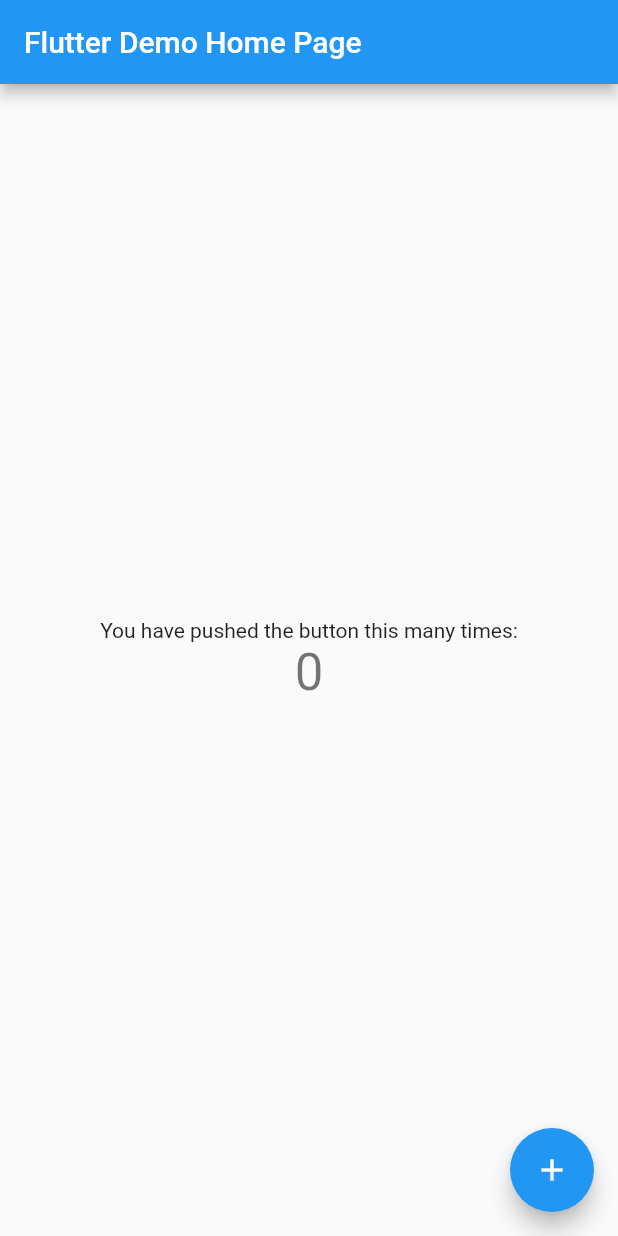
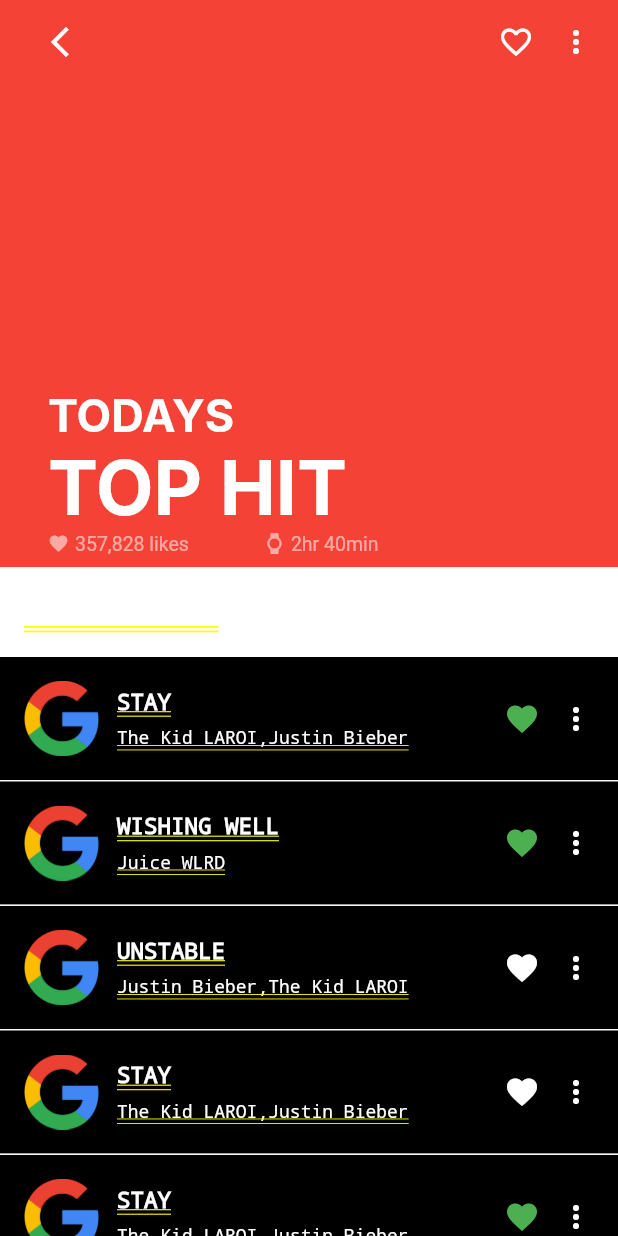
Before and after one commit to Faiz-rhm/Flutter-Spotify, a Flutter app: the screen it shows after launch, on a phone screen of 412 x 824 dp. Run offline on Flutter 3.47's test engine with Material 2 defaults, Android fonts, the phone set to English and light mode, and no system bars; Roboto replaces fonts that are missing (Inter).

Commit message:
add first screen

```diff
--- a/lib/main.dart
+++ b/lib/main.dart
@@ -1,4 +1,5 @@
 import 'package:flutter/material.dart';
+import 'package:spotify/view/home_page.dart';
 
 void main() {
   runApp(const MyApp());
@@ -11,105 +12,12 @@
   @override
   Widget build(BuildContext context) {
     return MaterialApp(
-      title: 'Flutter Demo',
+      debugShowCheckedModeBanner: false,
+      title: 'Spotify',
       theme: ThemeData(
-        // This is the theme of your application.
-        //
-        // Try running your application with "flutter run". You'll see the
-        // application has a blue toolbar. Then, without quitting the app, try
-        // changing the primarySwatch below to Colors.green and then invoke
-        // "hot reload" (press "r" in the console where you ran "flutter run",
-        // or simply save your changes to "hot reload" in a Flutter IDE).
-        // Notice that the counter didn't reset back to zero; the application
-        // is not restarted.
         primarySwatch: Colors.blue,
       ),
-      home: const MyHomePage(title: 'Flutter Demo Home Page'),
+      home: const HomePage(),
     );
   }
 }
-
-class MyHomePage extends StatefulWidget {
-  const MyHomePage({super.key, required this.title});
-
-  // This widget is the home page of your application. It is stateful, meaning
-  // that it has a State object (defined below) that contains fields that affect
-  // how it looks.
-
-  // This class is the configuration for the state. It holds the values (in this
-  // case the title) provided by the parent (in this case the App widget) and
-  // used by the build method of the State. Fields in a Widget subclass are
-  // always marked "final".
-
-  final String title;
-
-  @override
-  State<MyHomePage> createState() => _MyHomePageState();
-}
-
-class _MyHomePageState extends State<MyHomePage> {
-  int _counter = 0;
-
-  void _incrementCounter() {
-    setState(() {
-      // This call to setState tells the Flutter framework that something has
-      // changed in this State, which causes it to rerun the build method below
-      // so that the display can reflect the updated values. If we changed
-      // _counter without calling setState(), then the build method would not be
-      // called again, and so nothing would appear to happen.
-      _counter++;
-    });
-  }
-
-  @override
-  Widget build(BuildContext context) {
-    // This method is rerun every time setState is called, for instance as done
-    // by the _incrementCounter method above.
-    //
-    // The Flutter framework has been optimized to make rerunning build methods
-    // fast, so that you can just rebuild anything that needs updating rather
-    // than having to individually change instances of widgets.
-    return Scaffold(
-      appBar: AppBar(
-        // Here we take the value from the MyHomePage object that was created by
-        // the App.build method, and use it to set our appbar title.
-        title: Text(widget.title),
-      ),
-      body: Center(
-        // Center is a layout widget. It takes a single child and positions it
-        // in the middle of the parent.
-        child: Column(
-          // Column is also a layout widget. It takes a list of children and
-          // arranges them vertically. By default, it sizes itself to fit its
-          // children horizontally, and tries to be as tall as its parent.
-          //
-          // Invoke "debug painting" (press "p" in the console, choose the
-          // "Toggle Debug Paint" action from the Flutter Inspector in Android
-          // Studio, or the "Toggle Debug Paint" command in Visual Studio Code)
-          // to see the wireframe for each widget.
-          //
-          // Column has various properties to control how it sizes itself and
-          // how it positions its children. Here we use mainAxisAlignment to
-          // center the children vertically; the main axis here is the vertical
-          // axis because Columns are vertical (the cross axis would be
-          // horizontal).
-          mainAxisAlignment: MainAxisAlignment.center,
-          children: <Widget>[
-            const Text(
-              'You have pushed the button this many times:',
-            ),
-            Text(
-              '$_counter',
-              style: Theme.of(context).textTheme.headline4,
-            ),
-          ],
-        ),
-      ),
-      floatingActionButton: FloatingActionButton(
-        onPressed: _incrementCounter,
-        tooltip: 'Increment',
-        child: const Icon(Icons.add),
-      ), // This trailing comma makes auto-formatting nicer for build methods.
-    );
-  }
-}
--- /dev/null
+++ b/lib/view/home_page.dart
@@ -0,0 +1,187 @@
+import 'package:flutter/material.dart';
+
+class HomePage extends StatefulWidget {
+  const HomePage({super.key});
+
+  @override
+  State<HomePage> createState() => _HomePageState();
+}
+
+class _HomePageState extends State<HomePage> {
+
+  final List<Map<String, dynamic>> _list = [
+    {
+      'image': 'assets/images/google.png',
+      'title': 'stay',
+      'description': 'The Kid LAROI,Justin Bieber',
+      'favorite': true,
+    },
+    {
+      'image': 'assets/images/google.png',
+      'title': 'Wishing Well',
+      'description': 'Juice WLRD',
+      'favorite': true,
+    },
+    {
+      'image': 'assets/images/google.png',
+      'title': 'Unstable',
+      'description': 'Justin Bieber,The Kid LAROI',
+      'favorite': false,
+    },
+    {
+      'image': 'assets/images/google.png',
+      'title': 'stay',
+      'description': 'The Kid LAROI,Justin Bieber',
+      'favorite': false,
+    },
+    {
+      'image': 'assets/images/google.png',
+      'title': 'stay',
+      'description': 'The Kid LAROI,Justin Bieber',
+      'favorite': true,
+    },
+    {
+      'image': 'assets/images/google.png',
+      'title': 'Wishing Well',
+      'description': 'Juice WLRD',
+      'favorite': true,
+    },
+    {
+      'image': 'assets/images/google.png',
+      'title': 'Unstable',
+      'description': 'Justin Bieber,The Kid LAROI',
+      'favorite': false,
+    },
+    {
+      'image': 'assets/images/google.png',
+      'title': 'stay',
+      'description': 'The Kid LAROI,Justin Bieber',
+      'favorite': false,
+    },
+  ];
+
+  @override
+  Widget build(BuildContext context) {
+    return CustomScrollView(
+      slivers: [
+        SliverAppBar(
+          surfaceTintColor: Colors.black,
+          expandedHeight: 378,
+          elevation: 1,
+          pinned: true,
+          titleSpacing: 16,
+          centerTitle: false,
+          title: Padding(
+            padding: const EdgeInsets.symmetric(vertical: 16),
+            child: IconButton(
+              onPressed: () {},
+              icon: const Icon(Icons.arrow_back_ios_new, color: Colors.white,),
+            ),
+          ),
+          actions: const [
+            Icon(
+              Icons.favorite_outline,
+              color: Colors.white,
+            ),
+            SizedBox(width: 16,),
+            Icon(
+              Icons.more_vert,
+              color: Colors.white,
+            ),
+            SizedBox(width: 16),
+          ],
+          flexibleSpace: FlexibleSpaceBar(
+            collapseMode: CollapseMode.pin,
+            background: Container(
+              alignment: Alignment.topLeft,
+              color: Colors.red,
+              padding: const EdgeInsets.symmetric(vertical: 8, horizontal: 32),
+              child: Column(
+                mainAxisAlignment: MainAxisAlignment.end,
+                crossAxisAlignment: CrossAxisAlignment.start,
+                children: [
+                  Text('Todays'.toUpperCase(), style: const TextStyle(color: Colors.white, fontSize: 30, fontWeight: FontWeight.w700, fontStyle: FontStyle.normal, fontFamily: 'Inter')),
+                  Text('Top Hit'.toUpperCase(), style: const TextStyle(color: Colors.white, fontSize: 50, fontWeight: FontWeight.w700, fontStyle: FontStyle.normal, fontFamily: 'Inter')),
+                  Row(
+                    children: const [
+                      Icon(Icons.favorite, color: Colors.white54, size: 14,),
+                      SizedBox(width: 4,),
+                      Text('357,828 likes', style: TextStyle(color: Colors.white54, fontSize: 13)),
+                      SizedBox(width: 50,),
+                      Icon(Icons.watch, color: Colors.white54, size: 14,),
+                      SizedBox(width: 4,),
+                      Text('2hr 40min', style: TextStyle(color: Colors.white54, fontSize: 13)),
+                    ],
+                  )
+                ],
+              ),
+            ),
+          ),
+        ),
+        SliverToBoxAdapter(
+          child: Column(
+            crossAxisAlignment: CrossAxisAlignment.start,
+            children: [
+              const Padding(
+                padding: EdgeInsets.all(16),
+                child: Text('Featuring', style: TextStyle(color: Colors.white, fontSize: 24))),
+              ListView.separated(
+                separatorBuilder: (context, index) {
+                  return Divider(
+                    height: 1,
+                    color: Colors.grey.shade100,
+                  );
+                },
+                shrinkWrap: true,
+                physics: const BouncingScrollPhysics(),
+                itemCount: _list.length,
+                itemBuilder: (BuildContext context, int index) {
+                  final item = _list[index];
+
+                  return Container(
+                    padding: const EdgeInsets.all(16),
+                    color: Colors.black,
+                    child: Row(
+                      mainAxisAlignment: MainAxisAlignment.spaceBetween,
+                      crossAxisAlignment: CrossAxisAlignment.center,
+                      children: [
+                        Expanded(
+                          flex: 0,
+                          child: Container(
+                            height: 50,
+                            width: 50,
+                            decoration: BoxDecoration(
+                              borderRadius: BorderRadius.circular(10)
+                            ),
+                            child: Image.asset(item['image']),
+                          ),
+                        ),
+                        const SizedBox(width: 12,),
+                        Expanded(
+                          flex: 3,
+                          child: Column(
+                            crossAxisAlignment: CrossAxisAlignment.start,
+                            children: [
+                              Text(item['title'].toString().toUpperCase(), style: const TextStyle(fontSize: 15, color: Colors.white, fontWeight: FontWeight.w700)),
+                              const SizedBox(height: 8),
+                              Text(item['description'], style: const TextStyle(fontSize: 12, color: Colors.white, fontWeight: FontWeight.w500))
+                            ],
+                          ),
+                        ),
+                        Icon(Icons.favorite, color: item['favorite']
+                          ? Colors.green
+                          : Colors.white),
+                        const SizedBox(width: 12),
+                        const Icon(Icons.more_vert, color: Colors.white,)
+                      ],
+                    ),
+                  );
+                },
+              ),
+            ],
+          )
+        ),
+      ],
+    );
+  }
+}
--- a/pubspec.yaml
+++ b/pubspec.yaml
@@ -60,9 +60,8 @@
   uses-material-design: true
 
   # To add assets to your application, add an assets section, like this:
-  # assets:
-  #   - images/a_dot_burr.jpeg
-  #   - images/a_dot_ham.jpeg
+  assets:
+    - assets/images/
 
   # An image asset can refer to one or more resolution-specific "variants", see
   # https://flutter.dev/assets-and-images/#resolution-aware
```
Also changed, not shown: assets/images/google.png (added).
